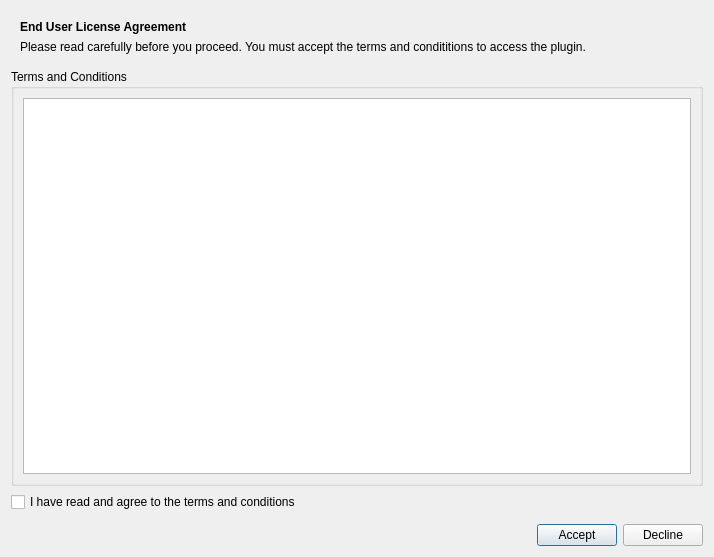
Before: the Qt Designer form stdm/ui/ui_license_agreement.ui in gltn/stdm, drawn with Qt 5.
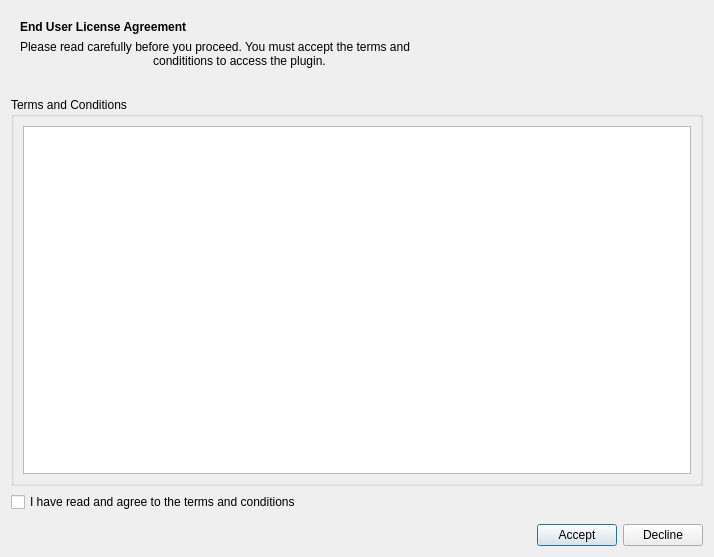
After: the same form once the commit is applied.

Diff of the .ui file:
```diff
--- a/stdm/ui/ui_license_agreement.ui
+++ b/stdm/ui/ui_license_agreement.ui
@@ -36,7 +36,9 @@
       <item>
        <widget class="QLabel" name="label_2">
         <property name="text">
-         <string>Please read carefully before you proceed. You must accept the terms and condititions to access the plugin. </string>
+                                    <string>Please read carefully before you proceed. You must accept the terms and
+                                        condititions to access the plugin.
+                                    </string>
         </property>
        </widget>
       </item>
```
Left out of the diff: 2 changed lines with no effect on the pictures. Lines whose indentation alone changed are shown as unchanged.
